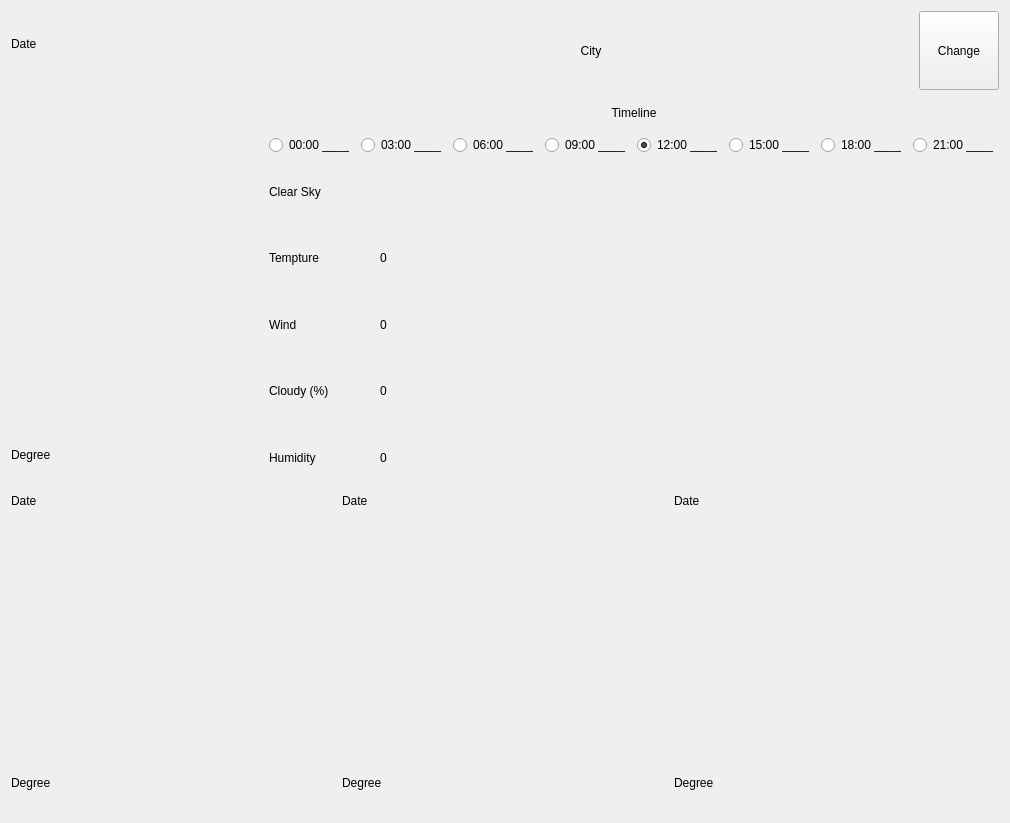
Old version of the form src/mainwindow.ui in the repository virtualbugs/OrangeCloud.
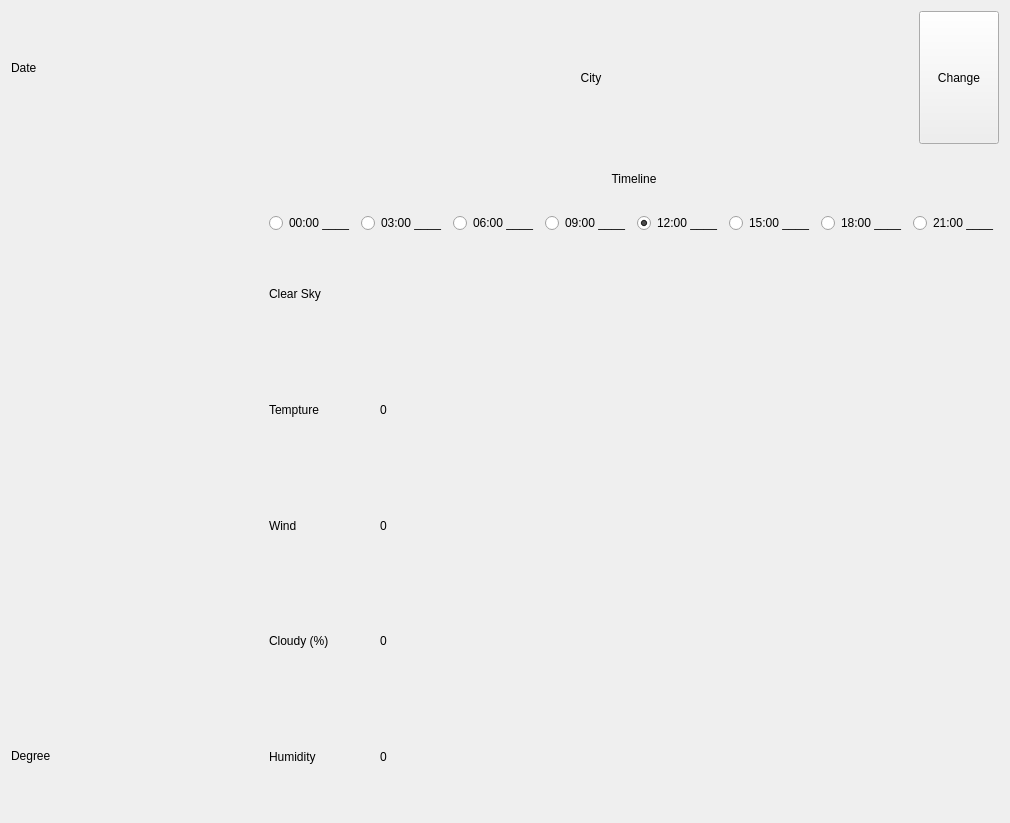
New version of the form.

The edit to the form file:
```diff
--- a/src/mainwindow.ui
+++ b/src/mainwindow.ui
@@ -334,79 +334,13 @@
    <item>
     <layout class="QHBoxLayout" name="hlayout_days">
      <item>
-      <layout class="QVBoxLayout" name="day1_vlayout" stretch="0,4,1">
-       <item>
-        <widget class="QLabel" name="day1_date">
-         <property name="text">
-          <string>Date</string>
-         </property>
-        </widget>
-       </item>
-       <item>
-        <widget class="QLabel" name="day1_image">
-         <property name="text">
-          <string/>
-         </property>
-        </widget>
-       </item>
-       <item>
-        <widget class="QLabel" name="day1_degree">
-         <property name="text">
-          <string>Degree</string>
-         </property>
-        </widget>
-       </item>
-      </layout>
+      <layout class="QVBoxLayout" name="day1_vlayout" stretch=""/>
      </item>
      <item>
-      <layout class="QVBoxLayout" name="day2_vlayout" stretch="0,4,1">
-       <item>
-        <widget class="QLabel" name="day2_date">
-         <property name="text">
-          <string>Date</string>
-         </property>
-        </widget>
-       </item>
-       <item>
-        <widget class="QLabel" name="day2_image">
-         <property name="text">
-          <string/>
-         </property>
-        </widget>
-       </item>
-       <item>
-        <widget class="QLabel" name="day2_degree">
-         <property name="text">
-          <string>Degree</string>
-         </property>
-        </widget>
-       </item>
-      </layout>
+      <layout class="QVBoxLayout" name="day2_vlayout" stretch=""/>
      </item>
      <item>
-      <layout class="QVBoxLayout" name="day3_vlayout" stretch="0,4,1">
-       <item>
-        <widget class="QLabel" name="day3_date">
-         <property name="text">
-          <string>Date</string>
-         </property>
-        </widget>
-       </item>
-       <item>
-        <widget class="QLabel" name="day3_image">
-         <property name="text">
-          <string/>
-         </property>
-        </widget>
-       </item>
-       <item>
-        <widget class="QLabel" name="day3_degree">
-         <property name="text">
-          <string>Degree</string>
-         </property>
-        </widget>
-       </item>
-      </layout>
+      <layout class="QVBoxLayout" name="day3_vlayout" stretch=""/>
      </item>
     </layout>
    </item>
```
